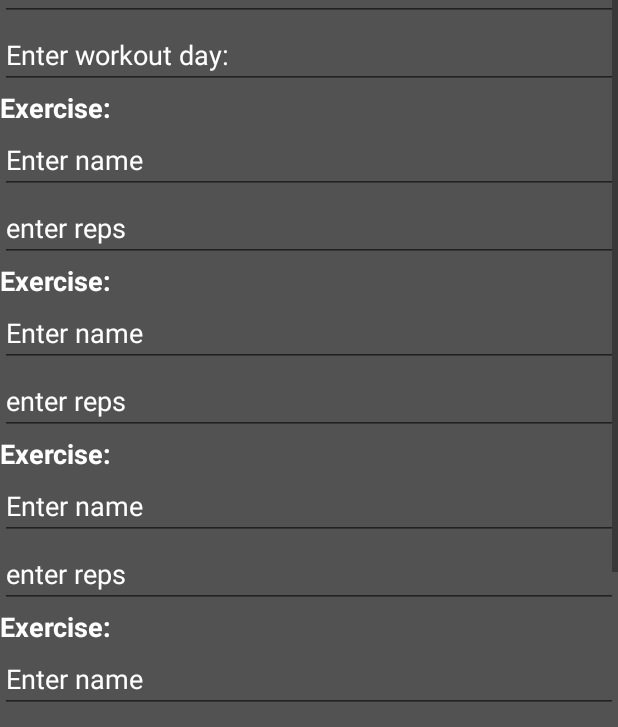
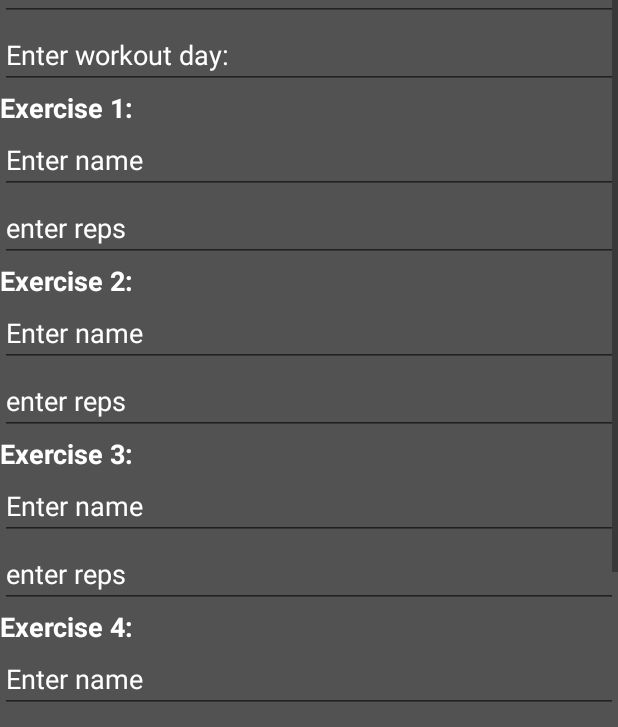
Before and after one commit to ultimatezachgrafton/GSCTrainingandNutritionTracker, an Android app: the fragment AdminClientProfileFragment placed in its activity, on a phone screen of 412 x 824 dp. Shown: the part 459-1186 px from the top of the screen. Run offline under Robolectric (Android 15) with nearby library versions, the phone set to English and light mode, and no system bars; our stand-ins replace Firebase (no records; nobody signed in at launch, a user with empty details on screens opened directly), data binding.

Commit message:
dynamic ets

```diff
--- a/app/src/main/java/zachg/gsctrainingandnutritiontracker/ui/fragments/AdminClientProfileFragment.java
+++ b/app/src/main/java/zachg/gsctrainingandnutritiontracker/ui/fragments/AdminClientProfileFragment.java
@@ -59,14 +59,15 @@ public class AdminClientProfileFragment extends Fragment {
             exerciseReps4, exerciseName5, exerciseReps5, generatedExerciseName, generatedExerciseReps;
     private ArrayList<EditText> exerciseNameEditTextArray = new ArrayList<>();
     private ArrayList<EditText> exerciseRepsEditTextArray = new ArrayList<>();
-    private ArrayList<Exercise> generatedExerciseArray = new ArrayList<>();
+    private ArrayList<TextView> exerciseNumberTextViewArray = new ArrayList<>();
     private Exercise exercise = new Exercise();
     private Exercise exercise2 = new Exercise();
     private Exercise exercise3 = new Exercise();
     private Exercise exercise4 = new Exercise();
     private Exercise exercise5 = new Exercise();
-    private int totalExerciseNameEditTexts = 5;
-    private int totalExerciseRepsEditTexts = 5;
+    private int totalExerciseNameEditTexts = 0;
+    private int totalExerciseRepsEditTexts = 0;
+    private int totalExerciseTextViews = 0;
     private static final int REQUEST_PHOTO = 2;
 
     private ImageView profilePhoto;
@@ -230,8 +231,6 @@ public class AdminClientProfileFragment extends Fragment {
             @Override
             public void onChanged(String str) {
                 generatedExerciseName = str;
-
-                //generatedExerciseArray.add(totalExerciseEditTexts).setExerciseName(generatedExerciseName);
             }
         });
 
@@ -269,7 +268,7 @@ public class AdminClientProfileFragment extends Fragment {
         }
     }
 
-    public void addLine(LinearLayout ll, TextView tv) {
+    public void addLine(LinearLayout ll) {
         // add EditTexts
         EditText et = new EditText(getContext());
         EditText et2 = new EditText(getContext());
@@ -277,18 +276,22 @@ public class AdminClientProfileFragment extends Fragment {
         et.setLayoutParams(p);
         et2.setLayoutParams(p);
 
-        et.setHintTextColor(Color.WHITE);//getResources().getColor(R.color.white));
+        et.setHintTextColor(Color.WHITE);
         et2.setHintTextColor(Color.WHITE);
         et.setHint("Enter exercise");
         et2.setHint("Enter reps");
         et.setId(totalExerciseNameEditTexts + 1);
         et2.setId(totalExerciseRepsEditTexts + 1);
 
-        tv.setVisibility(View.VISIBLE);
+        // generate and style TextView
+        TextView tv = new TextView(getContext());
+        int i = totalExerciseNameEditTexts + 1;
+        tv.setText("Exercise " + i + ":");
         tv.setTextColor(Color.WHITE);
         tv.setTypeface(null, Typeface.BOLD);
         tv.setTextSize(18);
 
+        // Add to the View
         ll.addView(tv);
         ll.addView(et);
         ll.addView(et2);
--- /dev/null
+++ b/app/src/main/java/zachg/gsctrainingandnutritiontracker/ui/fragments/WorkoutListFragment.java
@@ -0,0 +1,4 @@
+package zachg.gsctrainingandnutritiontracker.ui.fragments;
+
+public class WorkoutListFragment {
+}
--- a/app/src/main/res/layout/fragment_admin_client_profile.xml
+++ b/app/src/main/res/layout/fragment_admin_client_profile.xml
@@ -160,10 +160,10 @@
 
         <TextView
             android:textColor="@android:color/white"
-            android:id="@+id/tvExerciseNum"
+            android:id="@+id/tvExerciseNum1"
             android:layout_width="wrap_content"
             android:layout_height="wrap_content"
-            android:text="@string/exercise"
+            android:text="@string/exercise1"
             android:textSize="18sp"
             android:textStyle="bold" />
 
@@ -190,7 +190,7 @@
             android:id="@+id/tvExerciseNum2"
             android:layout_width="wrap_content"
             android:layout_height="wrap_content"
-            android:text="@string/exercise"
+            android:text="@string/exercise2"
             android:textSize="18sp"
             android:textColorHint="@android:color/white"
             android:textStyle="bold" />
@@ -218,7 +218,7 @@
             android:id="@+id/tvExerciseNum3"
             android:layout_width="wrap_content"
             android:layout_height="wrap_content"
-            android:text="@string/exercise"
+            android:text="@string/exercise3"
             android:textSize="18sp"
             android:textStyle="bold" />
 
@@ -245,7 +245,7 @@
             android:id="@+id/tvExerciseNum4"
             android:layout_width="wrap_content"
             android:layout_height="wrap_content"
-            android:text="@string/exercise"
+            android:text="@string/exercise4"
             android:textSize="18sp"
             android:textStyle="bold" />
 
@@ -272,7 +272,7 @@
             android:id="@+id/tvExerciseNum5"
             android:layout_width="wrap_content"
             android:layout_height="wrap_content"
-            android:text="@string/exercise"
+            android:text="@string/exercise5"
             android:textSize="18sp"
             android:textStyle="bold" />
 
@@ -310,7 +310,7 @@
                 android:layout_height="wrap_content"
                 android:layout_below="@id/exerciseLinearLayout"
                 android:background="#696969"
-                android:onClick="@{()->fragment.addLine(exerciseLinearLayout, tv)}"
+                android:onClick="@{()->fragment.addLine(exerciseLinearLayout)}"
                 android:text="@string/addExercise1"
                 android:textColor="@android:color/white" />
     </RelativeLayout>
--- a/app/src/main/res/values/strings.xml
+++ b/app/src/main/res/values/strings.xml
@@ -67,5 +67,10 @@
     <string name="enterDay">Enter workout day:</string>
     <string name="viewProfile">View Profile</string>
     <string name="addExercise1">Add 1</string>
+    <string name="exercise1">Exercise 1:</string>
+    <string name="exercise2">Exercise 2:</string>
+    <string name="exercise3">Exercise 3:</string>
+    <string name="exercise4">Exercise 4:</string>
+    <string name="exercise5">Exercise 5:</string>
 
 </resources>
--- a/build.gradle
+++ b/build.gradle
@@ -8,7 +8,7 @@ buildscript {
     }
     dependencies {
         classpath "androidx.navigation:navigation-safe-args-gradle-plugin:2.1.0-alpha04"
-        classpath 'com.android.tools.build:gradle:3.6.0'
+        classpath 'com.android.tools.build:gradle:3.6.1'
         classpath 'com.google.gms:google-services:4.2.0'
 
         // NOTE: Do not place your application dependencies here; they belong
```
